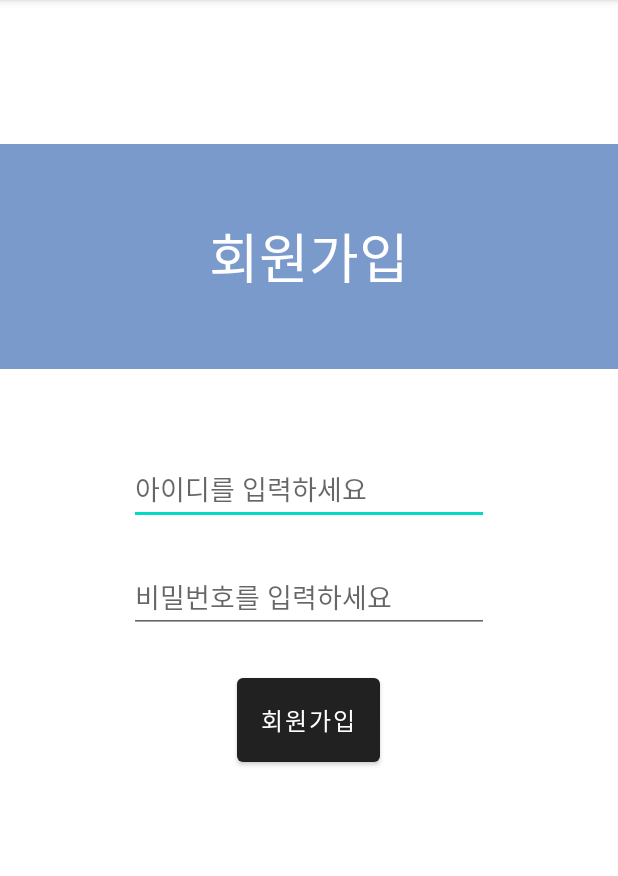
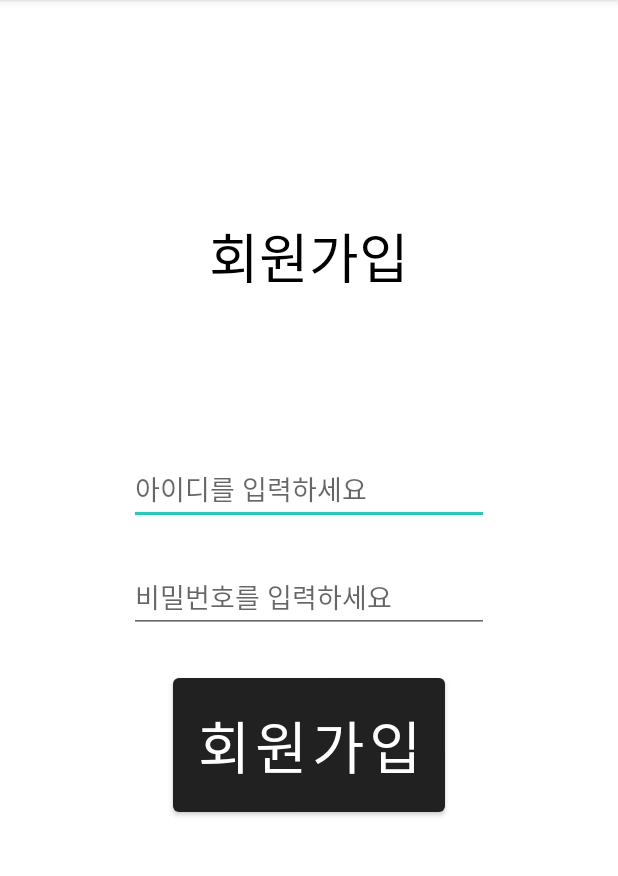
Before and after one commit to parkwltn/Diary, an Android app: the SignupActivity screen opened directly, with no data from a screen before it, on a phone screen of 412 x 824 dp, the part 84-960 px from its top. Run offline under Robolectric (Android 15) with nearby library versions, the phone set to English and light mode, and no system bars; 2 statements that could not run were skipped.

Commit message:
v6.3 글씨 크기

```diff
--- a/app/src/main/AndroidManifest.xml
+++ b/app/src/main/AndroidManifest.xml
@@ -23,8 +23,8 @@
         <activity android:name=".GameActivity" />
         <activity android:name=".TextSizeActivity" />
         <activity android:name=".SignupActivity" />
-        <activity android:name=".HomeActivity" />
-        <activity android:name=".LoginActivity">
+        <activity android:name=".LoginActivity" />
+        <activity android:name=".HomeActivity">
             <intent-filter>
                 <action android:name="android.intent.action.MAIN" />
 
--- a/app/src/main/res/layout/activity_calendar.xml
+++ b/app/src/main/res/layout/activity_calendar.xml
@@ -10,6 +10,7 @@
         android:id="@+id/calendarView"
         android:layout_width="match_parent"
         android:layout_height="wrap_content"
-        tools:ignore="MissingConstraints" />
+        tools:ignore="MissingConstraints"
+        />
 
 </androidx.constraintlayout.widget.ConstraintLayout>
--- a/app/src/main/res/layout/activity_diary.xml
+++ b/app/src/main/res/layout/activity_diary.xml
@@ -17,7 +17,8 @@
         <TextView
             android:id="@+id/textViewDate"
             android:layout_width="match_parent"
-            android:layout_height="32dp" />
+            android:layout_height="wrap_content"
+            android:textSize="?attr/mainTextSize"/>
 
         <EditText
             android:id="@+id/EditTextDiary"
@@ -61,7 +62,7 @@
 
         <TextView
             android:layout_width="match_parent"
-            android:layout_height="32dp"
+            android:layout_height="wrap_content"
             android:layout_marginTop="16dp"
             android:text="문장 뒤에 꼭 온점(.)을 찍어주세요."
             android:textSize="?attr/mainTextSize"
--- a/app/src/main/res/layout/activity_game.xml
+++ b/app/src/main/res/layout/activity_game.xml
@@ -18,7 +18,7 @@
         <TextView
             android:id="@+id/textViewQuestion"
             android:layout_width="match_parent"
-            android:layout_height="32dp"
+            android:layout_height="wrap_content"
             android:textSize="?attr/mainTextSize"/>
 
         <LinearLayout
--- a/app/src/main/res/layout/activity_game2.xml
+++ b/app/src/main/res/layout/activity_game2.xml
@@ -18,7 +18,7 @@
         <TextView
             android:id="@+id/textViewQuestion"
             android:layout_width="match_parent"
-            android:layout_height="32dp"
+            android:layout_height="wrap_content"
             android:text="어디에 다녀왔나요?"
             android:textSize="?attr/mainTextSize"/>
 
--- a/app/src/main/res/layout/activity_location.xml
+++ b/app/src/main/res/layout/activity_location.xml
@@ -16,7 +16,7 @@
         <TextView
             android:id="@+id/textViewQuestion"
             android:layout_width="match_parent"
-            android:layout_height="32dp"
+            android:layout_height="wrap_content"
             android:text="어디에 다녀왔나요?"
             android:textSize="?attr/mainTextSize"/>
 
--- a/app/src/main/res/layout/activity_login.xml
+++ b/app/src/main/res/layout/activity_login.xml
@@ -21,7 +21,8 @@
             android:gravity="center"
             android:padding="48dp"
             android:text="로그인"
-            android:textColor="@color/white"
+            android:textColor="@color/black"
+            android:backgroundTint="@color/white"
             android:textSize="36sp"
             app:layout_constraintEnd_toEndOf="parent"
             app:layout_constraintStart_toStartOf="parent"
--- a/app/src/main/res/layout/activity_signup.xml
+++ b/app/src/main/res/layout/activity_signup.xml
@@ -20,7 +20,8 @@
             android:gravity="center"
             android:padding="48dp"
             android:text="회원가입"
-            android:textColor="@color/white"
+            android:textColor="@color/black"
+            android:backgroundTint="@color/white"
             android:textSize="36sp"
             app:layout_constraintEnd_toEndOf="parent"
             app:layout_constraintStart_toStartOf="parent"
--- a/app/src/main/res/values/dimens.xml
+++ b/app/src/main/res/values/dimens.xml
@@ -1,6 +1,6 @@
 <?xml version="1.0" encoding="utf-8"?>
 <resources>
-    <dimen name="main_text_size_0">12sp</dimen>
-    <dimen name="main_text_size_1">16sp</dimen>
-    <dimen name="main_text_size_2">20sp</dimen>
+    <dimen name="main_text_size_0">28sp</dimen>
+    <dimen name="main_text_size_1">38sp</dimen>
+    <dimen name="main_text_size_2">56sp</dimen>
 </resources>
```
